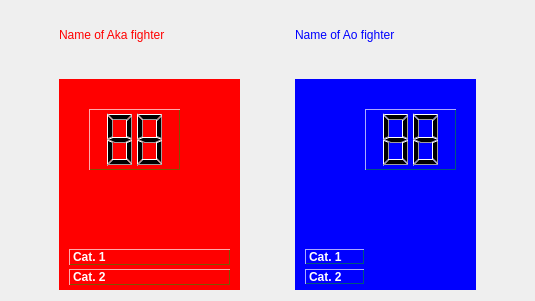
Before: the Qt Designer form score_board/karate.ui in Katana-Steel/ScoreSys, drawn with Qt 5.
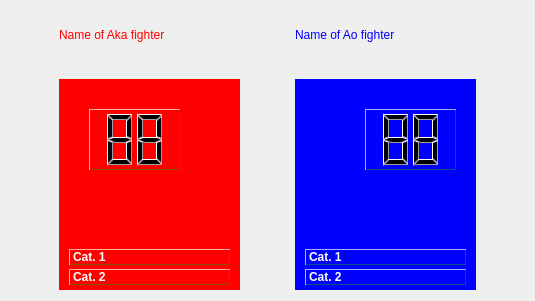
After: the same form once the commit is applied.

Commit message:
Updates to Karate scoreboard
added more karate intergration tests.
(including a full karate scoreboard setup)

added names for penalty levels in accordance with the Turnament
rules.

Fixed a few off by 1 string parsings when passing player
list off to scoreBase instance

```diff
--- a/score_board/karate.ui
+++ b/score_board/karate.ui
@@ -266,10 +266,16 @@
          <rect>
           <x>10</x>
           <y>190</y>
-          <width>59</width>
-          <height>15</height>
+          <width>161</width>
+          <height>16</height>
          </rect>
         </property>
+        <property name="sizePolicy">
+         <sizepolicy hsizetype="MinimumExpanding" vsizetype="Preferred">
+          <horstretch>0</horstretch>
+          <verstretch>0</verstretch>
+         </sizepolicy>
+        </property>
         <property name="font">
          <font>
           <weight>75</weight>
@@ -292,10 +298,16 @@
          <rect>
           <x>10</x>
           <y>170</y>
-          <width>59</width>
-          <height>15</height>
+          <width>161</width>
+          <height>16</height>
          </rect>
         </property>
+        <property name="sizePolicy">
+         <sizepolicy hsizetype="MinimumExpanding" vsizetype="Preferred">
+          <horstretch>0</horstretch>
+          <verstretch>0</verstretch>
+         </sizepolicy>
+        </property>
         <property name="styleSheet">
          <string notr="true">color: white;
 font-weight: bold;</string>
```
The commit also changes 4 other files.
